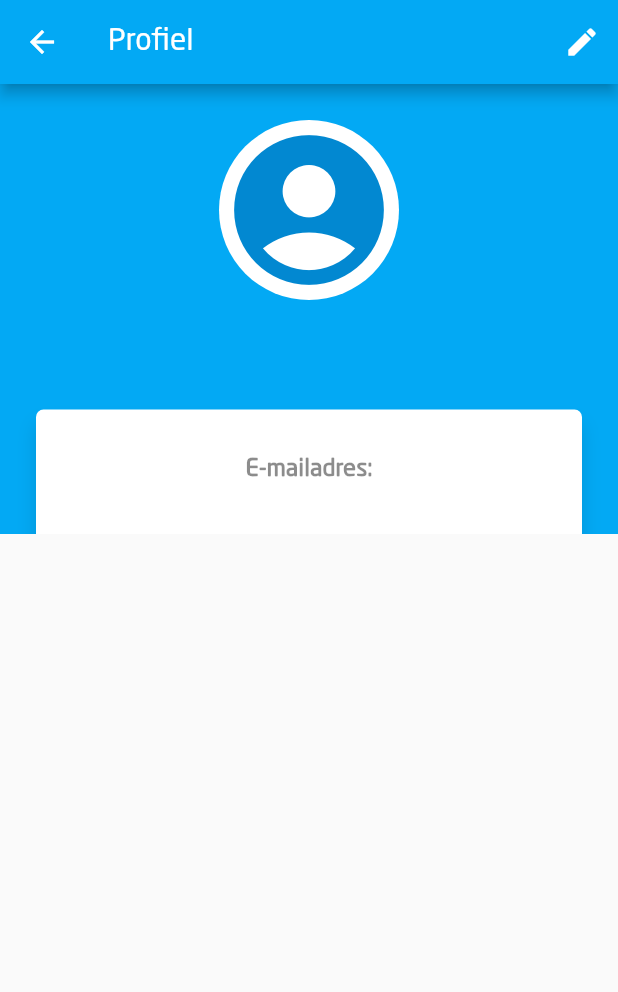
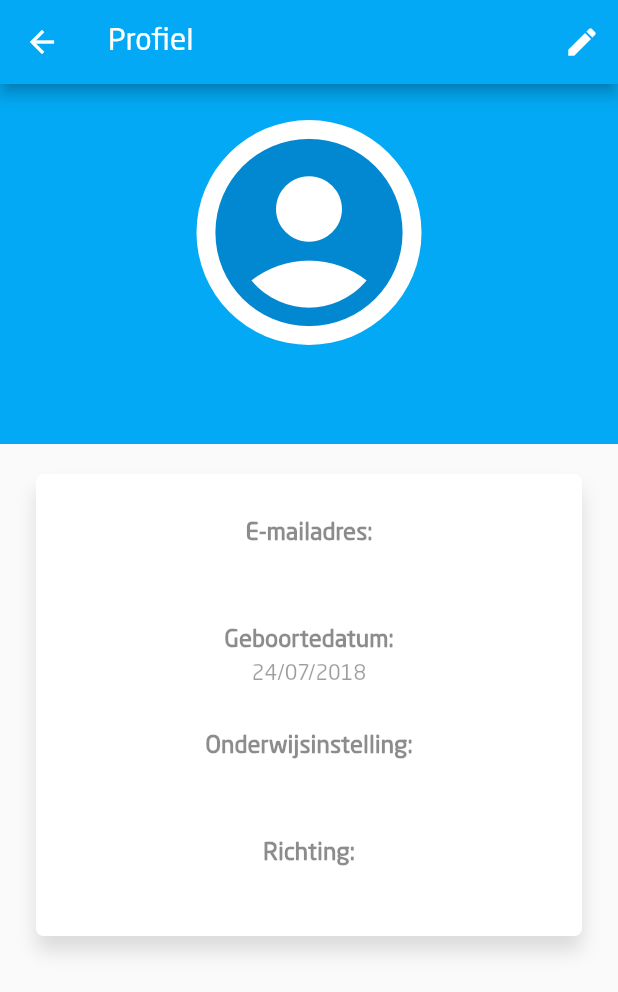
Before and after one commit to oSoc18/gentlestudent, a Flutter app: the ProfilePage screen opened by its route, on a phone screen of 412 x 824 dp. Shown: the top 992 px of the screen. Run offline on Flutter 3.47's test engine with Material 2 defaults, Android fonts, the phone set to English and light mode, and no system bars; our stand-ins replace cached_network_image, cloud_firestore, date_format, dynamic_theme, firebase_auth, firebase_storage and 4 more; missing offline and left inert: beacons, flutter_html_view, intro_views_flutter, local_notifications; accounts and stored records are empty.

Commit message:
Profile page has changed and the profile picture is displayed

```diff
--- a/gentle_student/lib/pages/user/profile/profile_page.dart
+++ b/gentle_student/lib/pages/user/profile/profile_page.dart
@@ -57,58 +57,35 @@ class _ProfilePageState extends State<ProfilePage> {
   Widget build(BuildContext context) {
     Color color = Theme.of(context).primaryColor;
 
-    final logo = Hero(
+    final logo = Center(
+      child: Hero(
         tag: 'profile hero logo',
         child: CircleAvatar(
           backgroundColor: Colors.white,
-        radius: 60.0,
+          radius: 75.0,
           child: Icon(
             Icons.account_circle,
-          size: 120.0,
+            size: 150.0,
+          ),
         ),
       ),
     );
 
-    final profilePicture = Hero(
-      tag: 'profile hero picture',
-      child: CircleAvatar(
-        radius: 60.0,
-        child: Image(
-          image: CachedNetworkImageProvider(_participant.profilePicture),
-          width: 120.0,
-          height: 120.0,
-        ),
-      ),
-    );
-
-    final profilePicture3 = Container(
-      constraints: BoxConstraints(
-        maxHeight: 120.0,
-        maxWidth: 120.0,
-      ),
-      child: CircleAvatar(
-        radius: 60.0,
-        child: Image(
-          image: CachedNetworkImageProvider(_participant.profilePicture),
-          width: 120.0,
-          height: 120.0,
-        ),
-      ),
-    );
-
-    final profilePicture2 = Container(
-      width: 120.0,
-      height: 120.0,
+    final profilePicture = Center(
+      child: Container(
+        width: 150.0,
+        height: 150.0,
         decoration: new BoxDecoration(
           color: const Color(0xff7c94b6),
           image: new DecorationImage(
             image: CachedNetworkImageProvider(_participant.profilePicture),
             fit: BoxFit.cover,
           ),
-        borderRadius: new BorderRadius.all(new Radius.circular(50.0)),
+          borderRadius: new BorderRadius.all(new Radius.circular(360.0)),
           border: new Border.all(
-          color: Colors.red,
-          width: 4.0,
+            color: Colors.white,
+            width: 3.0,
+          ),
         ),
       ),
     );
@@ -117,7 +94,7 @@ class _ProfilePageState extends State<ProfilePage> {
       if (_participant.profilePicture == "")
         return logo;
       else
-        return profilePicture2;
+        return profilePicture;
     }
 
     final name = Text(
@@ -225,17 +202,20 @@ class _ProfilePageState extends State<ProfilePage> {
         ],
         iconTheme: new IconThemeData(color: Colors.white),
       ),
-      body: new Container(
+      body: Column(
+        children: <Widget>[
+          Container(
             color: color,
-        height: 300.0,
-        child: ListView(
-          shrinkWrap: true,
-          physics: NeverScrollableScrollPhysics(),
+            height: 240.0,
+            child: Column(
               children: <Widget>[
                 SizedBox(height: 24.0),
                 _logoOrProfilePicture(),
                 SizedBox(height: 24.0),
                 name,
+              ],
+            ),
+          ),
           Container(
             margin: EdgeInsets.only(left: 24.0, right: 24.0, top: 20.0),
             decoration: new BoxDecoration(
@@ -271,9 +251,8 @@ class _ProfilePageState extends State<ProfilePage> {
                 education,
               ],
             ),
-            )
+          ),
         ],
-        ),
       ),
     );
   }
```
Also changed, not shown: 1 other file. Lines whose indentation alone changed are shown as unchanged.
